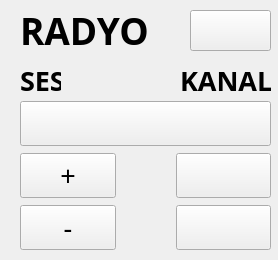
Above: ui/radio.ui from ahmetfaslantas/MaM-Sense before the change. Below: the same form after it.
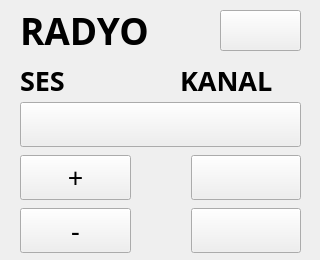
That is the form after the change. Icons and pictures are not drawn.

```diff
--- a/ui/radio.ui
+++ b/ui/radio.ui
@@ -1,12 +1,12 @@
 <?xml version="1.0" encoding="UTF-8"?>
 <ui version="4.0">
  <class>MainWindow</class>
- <widget class="QMainWindow" name="MainWindow">
+ <widget class="QWidget" name="MainWindow">
   <property name="geometry">
    <rect>
     <x>0</x>
     <y>0</y>
-    <width>278</width>
+    <width>320</width>
     <height>260</height>
    </rect>
   </property>
@@ -23,8 +23,8 @@
      <rect>
       <x>20</x>
       <y>100</y>
-      <width>251</width>
-      <height>151</height>
+      <width>281</width>
+      <height>155</height>
      </rect>
     </property>
     <layout class="QGridLayout" name="gridLayout">
@@ -155,7 +155,7 @@
      <rect>
       <x>20</x>
       <y>60</y>
-      <width>41</width>
+      <width>61</width>
       <height>41</height>
      </rect>
     </property>
@@ -176,7 +176,7 @@
      <rect>
       <x>180</x>
       <y>60</y>
-      <width>91</width>
+      <width>121</width>
       <height>41</height>
      </rect>
     </property>
@@ -197,7 +197,7 @@
      <rect>
       <x>20</x>
       <y>10</y>
-      <width>141</width>
+      <width>171</width>
       <height>41</height>
      </rect>
     </property>
@@ -216,7 +216,7 @@
    <widget class="QPushButton" name="pushButton_77">
     <property name="geometry">
      <rect>
-      <x>190</x>
+      <x>220</x>
       <y>10</y>
       <width>81</width>
       <height>41</height>
```
